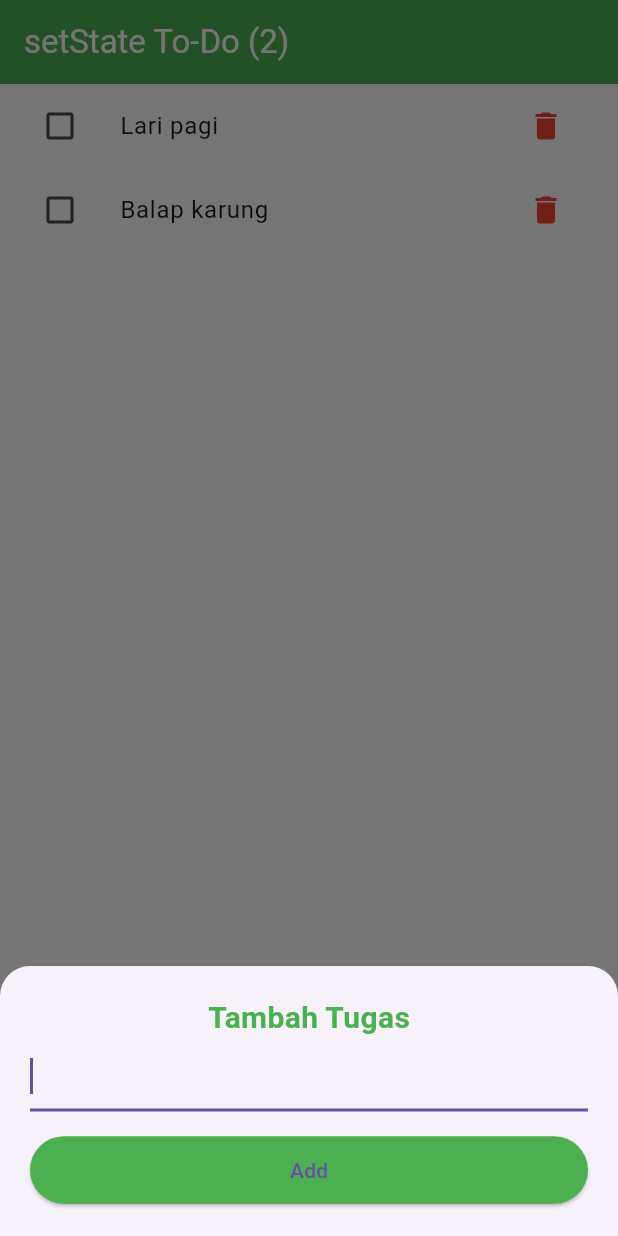
After one commit to R24-sh/provider, a Flutter app: the screen it shows after launch, after a tap on the "delete" icon, after a tap on the "add" icon, on a phone screen of 412 x 824 dp. The commit adds this screen. Run offline on Flutter 3.47's test engine with Material 3 defaults, Android fonts, the phone set to English and light mode, and no system bars.

Commit message:
banyak perubahan

```diff
--- a/lib/main.dart
+++ b/lib/main.dart
@@ -1,15 +1,8 @@
 import 'package:flutter/material.dart';
-import 'package:pertemuan13/pages/task_provider.dart';
-import 'package:pertemuan13/provider/task_data.dart';
-import 'package:provider/provider.dart';
+import 'task_screen.dart';
 
 void main() {
-  runApp(
-    ChangeNotifierProvider(
-      create: (_) => TaskData(),
-      child: const MyApp(),
-    ),
-  );
+  runApp(const MyApp());
 }
 
 class MyApp extends StatelessWidget {
@@ -19,11 +12,11 @@ class MyApp extends StatelessWidget {
   Widget build(BuildContext context) {
     return MaterialApp(
       debugShowCheckedModeBanner: false,
-      title: 'Provider To-Do',
+      title: 'To-Do setState',
       theme: ThemeData(
-        primarySwatch: Colors.green,
+        primaryColor: Colors.green,
       ),
-      home: const TaskProvider(),
+      home: TaskScreen(),
     );
   }
 }
--- /dev/null
+++ b/lib/task_screen.dart
@@ -0,0 +1,133 @@
+import 'package:flutter/material.dart';
+
+class Task {
+  String name;
+  bool isDone;
+
+  Task({required this.name, this.isDone = false});
+}
+
+class TaskScreen extends StatefulWidget {
+  @override
+  State<TaskScreen> createState() => _TaskScreenState();
+}
+
+class _TaskScreenState extends State<TaskScreen> {
+  List<Task> tasks = [
+    Task(name: 'Tidur Siang'),
+    Task(name: 'Lari pagi'),
+    Task(name: 'Balap karung'),
+  ];
+
+  void addTask(String taskName) {
+    setState(() {
+      tasks.add(Task(name: taskName));
+    });
+  }
+
+  void toggleTask(int index) {
+    setState(() {
+      tasks[index].isDone = !tasks[index].isDone;
+    });
+  }
+
+  void deleteTask(int index) {
+    setState(() {
+      tasks.removeAt(index);
+    });
+  }
+
+  @override
+  Widget build(BuildContext context) {
+    return Scaffold(
+      backgroundColor: Colors.white,
+      appBar: AppBar(
+        backgroundColor: Colors.green,
+        title: Text(
+          'setState To-Do (${tasks.length})',
+          style: const TextStyle(color: Colors.white),
+        ),
+      ),
+      body: ListView.builder(
+        itemCount: tasks.length,
+        itemBuilder: (context, index) {
+          final task = tasks[index];
+          return ListTile(
+            leading: Checkbox(
+              activeColor: Colors.yellow,
+              value: task.isDone,
+              onChanged: (value) {
+                toggleTask(index);
+              },
+            ),
+            title: Text(
+              task.name,
+              style: TextStyle(
+                decoration: task.isDone
+                    ? TextDecoration.lineThrough
+                    : TextDecoration.none,
+              ),
+            ),
+            trailing: IconButton(
+              icon: const Icon(Icons.delete, color: Colors.red),
+              onPressed: () {
+                deleteTask(index);
+              },
+            ),
+          );
+        },
+      ),
+      floatingActionButton: FloatingActionButton(
+        backgroundColor: Colors.green,
+        child: const Icon(Icons.add, color: Colors.white),
+        onPressed: () {
+          showModalBottomSheet(
+            context: context,
+            shape: const RoundedRectangleBorder(
+              borderRadius: BorderRadius.vertical(top: Radius.circular(20)),
+            ),
+            builder: (context) {
+              String newTask = '';
+              return Padding(
+                padding: const EdgeInsets.all(20),
+                child: Column(
+                  mainAxisSize: MainAxisSize.min,
+                  children: [
+                    const Text(
+                      'Tambah Tugas',
+                      style: TextStyle(
+                        fontSize: 20,
+                        color: Colors.green,
+                        fontWeight: FontWeight.bold,
+                      ),
+                    ),
+                    TextField(
+                      autofocus: true,
+                      onChanged: (value) {
+                        newTask = value;
+                      },
+                    ),
+                    const SizedBox(height: 15),
+                    ElevatedButton(
+                      style: ElevatedButton.styleFrom(
+                        backgroundColor: Colors.green,
+                        minimumSize: const Size(double.infinity, 45),
+                      ),
+                      onPressed: () {
+                        if (newTask.isNotEmpty) {
+                          addTask(newTask);
+                        }
+                        Navigator.pop(context);
+                      },
+                      child: const Text('Add'),
+                    ),
+                  ],
+                ),
+              );
+            },
+          );
+        },
+      ),
+    );
+  }
+}
```
Also changed, not shown: lib/pages/task_provider.dart (deleted, +0 -123 lines), lib/pages/task_screen.dart (deleted, +0 -41 lines), lib/provider/task_data.dart (deleted, +0 -35 lines).
